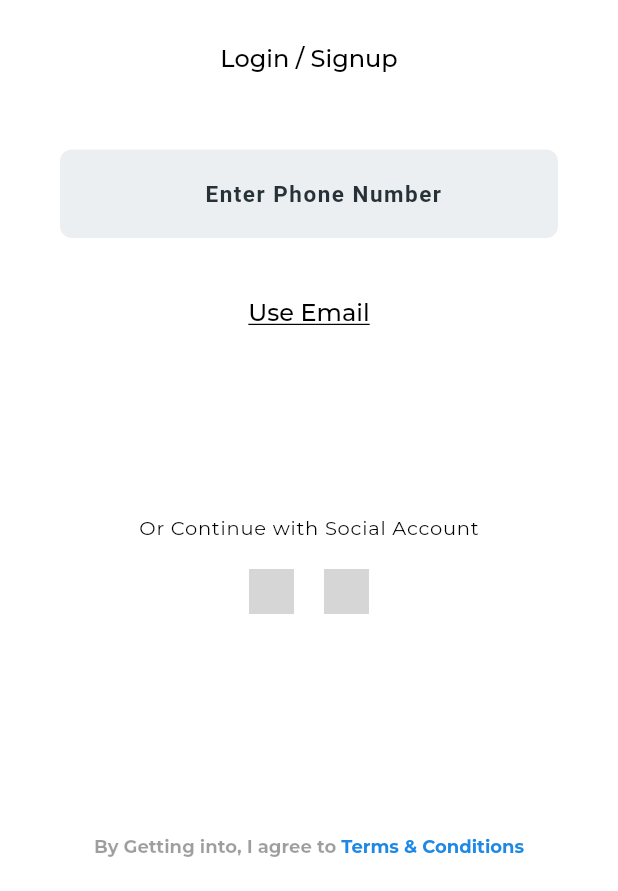
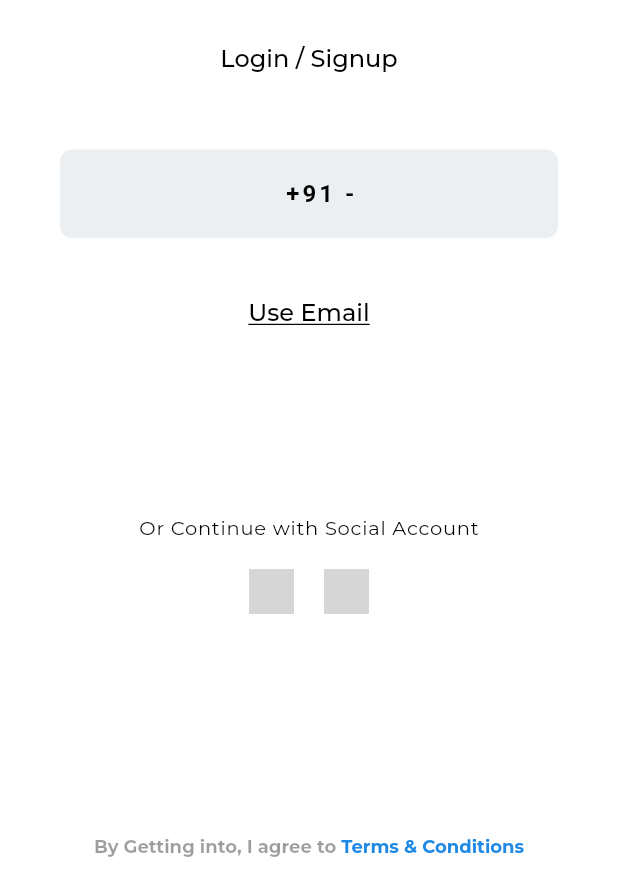
Before and after one commit to msramesh2k1/Flutter-Ecommerce-App, a Flutter app: the screen it shows after launch, on a phone screen of 412 x 824 dp, the part 345-1236 px from its top. Run offline on Flutter 3.47's test engine with Material 2 defaults, Android fonts, the phone set to English and light mode, and no system bars; our stand-ins replace firebase_auth, firebase_core, google_fonts, google_sign_in; missing offline and left inert: flutter_facebook_auth; accounts and stored records are empty; network calls fail; grey boxes are pictures that could not be loaded.

Commit message:
style : Phone Auth

```diff
--- a/lib/Views/login_screen.dart
+++ b/lib/Views/login_screen.dart
@@ -15,10 +15,9 @@ class LoginScreen extends StatefulWidget {
 class _LoginScreenState extends State<LoginScreen> {
   FirebaseAuth auth = FirebaseAuth.instance;
   bool _password = true;
-  final TextEditingController emailcontroller = TextEditingController();
-  final TextEditingController resetemailtexteditingcontroller =
-      TextEditingController();
-  final TextEditingController passwordcontroller = TextEditingController();
+  bool phonelogin = false;
+  final TextEditingController phonecontroller =
+      TextEditingController(text: "+91 - ");
 
   @override
   void initState() {
@@ -28,10 +27,10 @@ class _LoginScreenState extends State<LoginScreen> {
 
   @override
   Widget build(BuildContext context) {
-    return Scaffold(resizeToAvoidBottomInset: false, body: smallscreen());
+    return Scaffold(resizeToAvoidBottomInset: false, body: login());
   }
 
-  Widget smallscreen() {
+  Widget login() {
     return Container(
       color: Colors.white,
       child: BackdropFilter(
@@ -74,11 +73,19 @@ class _LoginScreenState extends State<LoginScreen> {
                   child: Padding(
                     padding: const EdgeInsets.only(left: 20.0),
                     child: TextFormField(
+                      onChanged: (String? value) {
+                        setState(() {
+                          phonelogin = !phonelogin;
+                        });
+                      },
                       textAlign: TextAlign.center,
-                      style: const TextStyle(color: Colors.black),
+                      style: const TextStyle(
+                          color: Colors.black,
+                          fontWeight: FontWeight.bold,
+                          letterSpacing: 2),
                       cursorColor: Colors.black,
-                      controller: emailcontroller,
-                      keyboardType: TextInputType.emailAddress,
+                      controller: phonecontroller,
+                      keyboardType: const TextInputType.numberWithOptions(),
                       decoration: InputDecoration(
                           hintText: 'Enter Phone Number',
                           hintStyle: TextStyle(
@@ -96,7 +103,24 @@ class _LoginScreenState extends State<LoginScreen> {
                   ),
                 ),
               ),
-              Text("Use Email",
+              phonelogin
+                  ? GestureDetector(
+                      onTap: () {
+                        // Navigator.push(
+                        //     context,
+                        //     MaterialPageRoute(
+                        //         builder: (_) => const OTPScreen()));
+                      },
+                      child: const CircleAvatar(
+                        radius: 30,
+                        child: Icon(
+                          Icons.arrow_forward_ios,
+                          color: Colors.white,
+                        ),
+                        backgroundColor: Colors.black,
+                      ),
+                    )
+                  : Text("Use Email",
                       style: GoogleFonts.montserrat(
                         textStyle: const TextStyle(
                           decoration: TextDecoration.underline,
```
Lines whose indentation alone changed are shown as unchanged.
